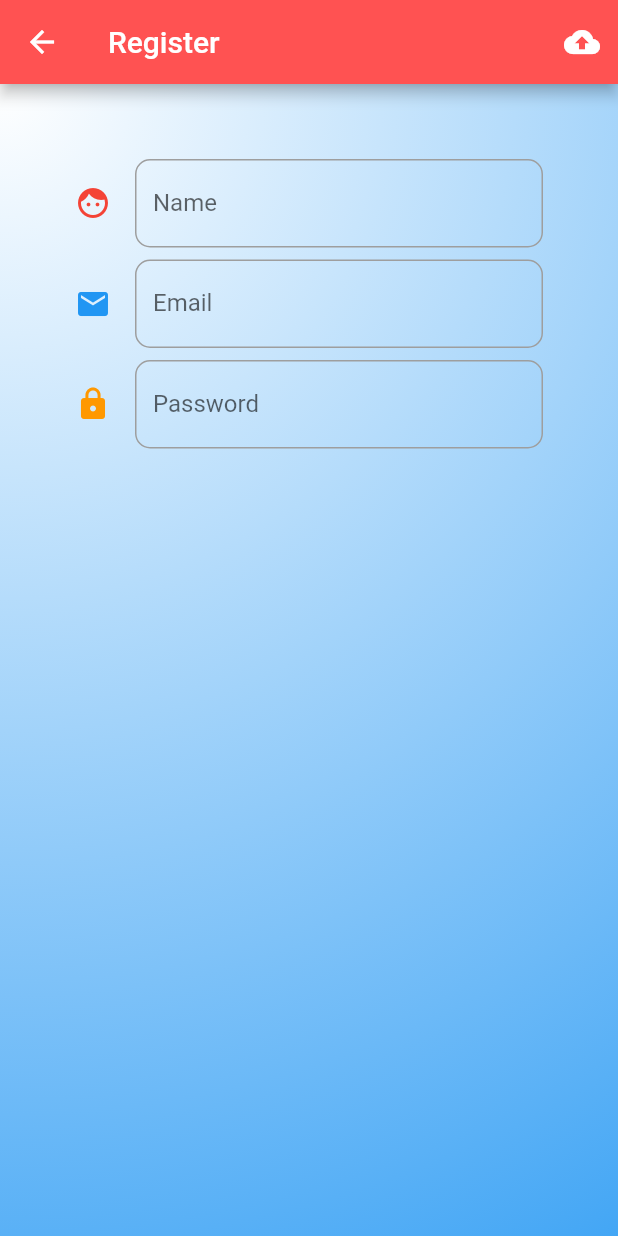
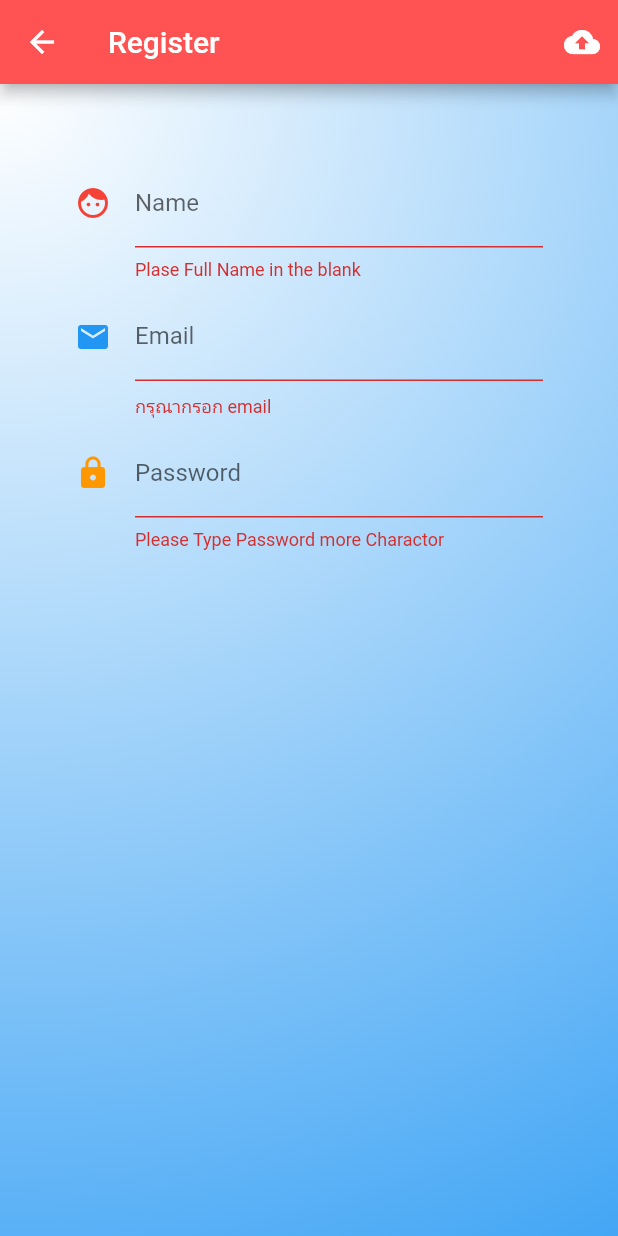
Before and after one commit to PaGenGar/MostFirebase, a Flutter app: the Register screen opened directly, after a tap on the "cloud upload" icon, on a phone screen of 412 x 824 dp. Run offline on Flutter 3.47's test engine with Material 2 defaults, Android fonts, the phone set to English and light mode, and no system bars.

```diff
--- a/lib/screens/register.dart
+++ b/lib/screens/register.dart
@@ -4,6 +4,10 @@ class Register extends StatefulWidget {
   @override
   _RegisterState createState() => _RegisterState();
 }
+
+class _RegisterState extends State<Register> {
+  //Explicit
+  final formKey = GlobalKey<FormState>();
 
   Widget passTeatFormField() {
     return TextFormField(
@@ -18,6 +22,11 @@ Widget passTeatFormField() {
             Icons.lock,
             color: Colors.orange,
           )),
+      validator: (String value) {
+        if (value.length<=5) {
+          return 'Please Type Password more Charactor';
+        }
+      },
     );
   }
 
@@ -33,6 +42,11 @@ Widget nameTextFormField() {
             Icons.face,
             color: Colors.red,
           )),
+      validator: (String value) {
+        if (value.length == 0) {
+          return 'Plase Full Name in the blank';
+        }
+      },
     );
   }
 
@@ -48,26 +62,39 @@ Widget emailTextFormField() {
             Icons.email,
             color: Colors.blue,
           )),
+      validator: (String value) {
+        if (value.length == 0) {
+          return 'กรุณากรอก email';
+        } else if (!((value.contains('@')) && (value.contains('.')))) {
+          return 'กรุณากรอก Email ให้ตรง Format';
+        }
+      },
     );
   }
-
-class _RegisterState extends State<Register> {
 
   Widget uploadButton() {
     return IconButton(
       icon: Icon(Icons.cloud_upload),
-      tooltip: 'Upload To Firebase',onPressed: (){print('you click upload');},
+      tooltip: 'Upload To Firebase',
+      onPressed: () {
+        print('you click upload');
+        if (formKey.currentState.validate()) {}
+      },
     );
   }
 
   @override
   Widget build(BuildContext context) {
     return Scaffold(
-      appBar: AppBar(backgroundColor: Colors.redAccent,
+        resizeToAvoidBottomPadding: false,
+        appBar: AppBar(
+          backgroundColor: Colors.redAccent,
           title: Text('Register'),
           actions: <Widget>[uploadButton()],
         ),
-      body: Container(
+        body: Form(
+          key: formKey,
+          child: Container(
             decoration: BoxDecoration(
                 gradient: RadialGradient(
                     colors: [Colors.white, Colors.blue],
@@ -85,6 +112,6 @@ class _RegisterState extends State<Register> {
               ],
             ),
           ),
-    );
+        ));
   }
 }
```
Also changed, not shown: 5 other files. Lines whose indentation alone changed are shown as unchanged.
